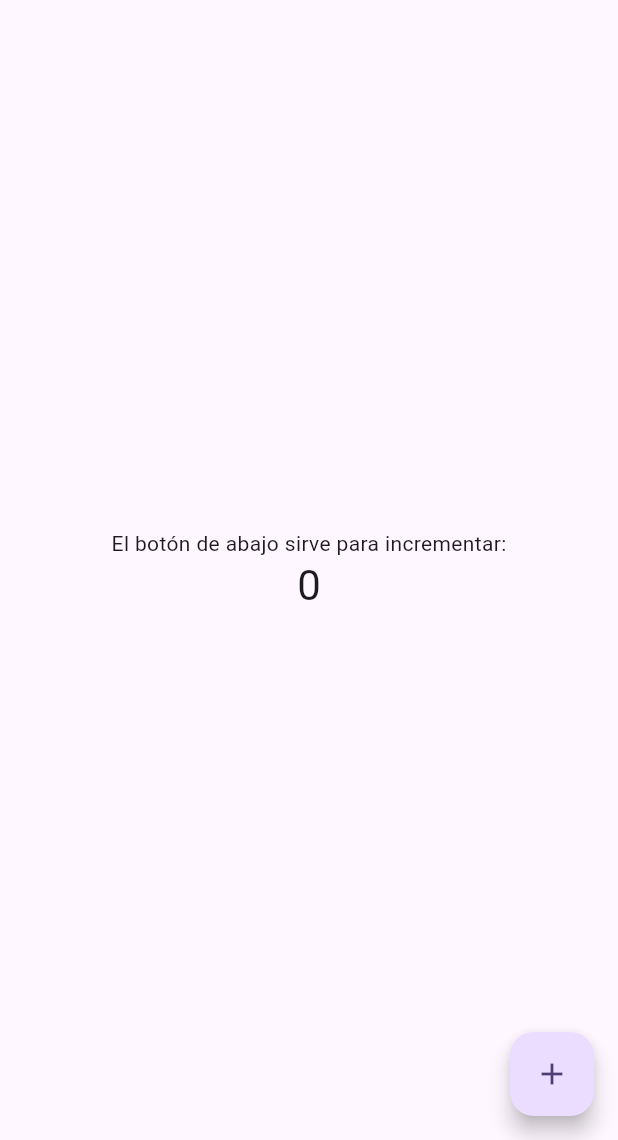
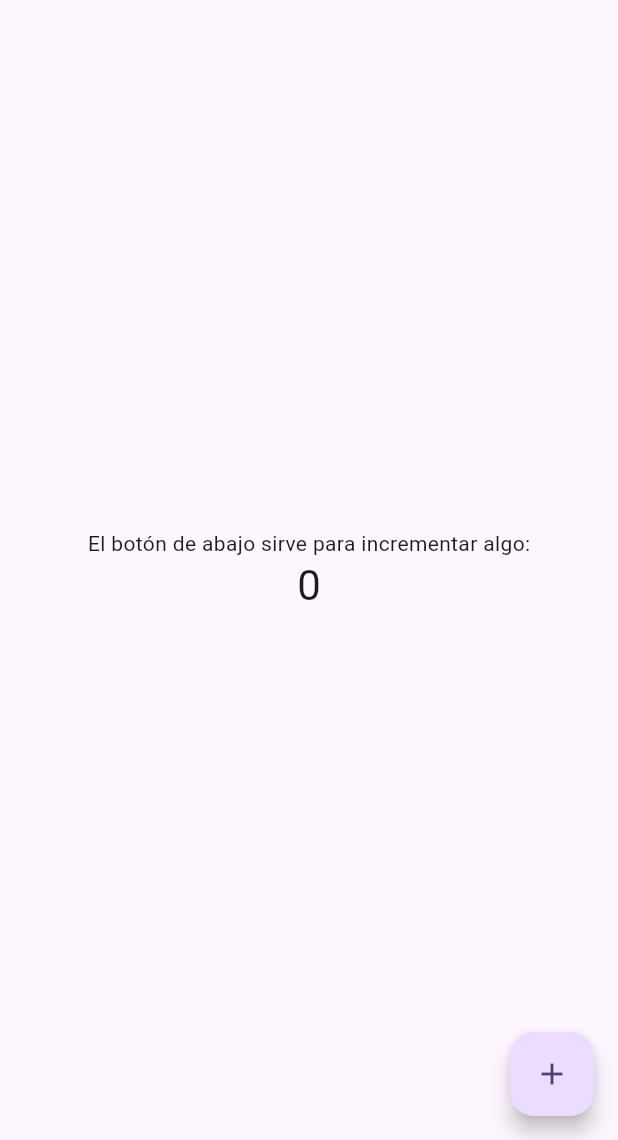
Before and after one commit to fedegonc/untitled, a Flutter app: the MyHomePage screen opened directly, on a phone screen of 412 x 824 dp, the part 96-1236 px from its top. Run offline on Flutter 3.47's test engine with Material 3 defaults, Android fonts, the phone set to English and light mode, and no system bars.

Commit message:
create app

```diff
--- a/lib/main.dart
+++ b/lib/main.dart
@@ -58,7 +58,7 @@ class _MyHomePageState extends State<MyHomePage> {
               child: Column(
                 mainAxisAlignment: MainAxisAlignment.center,
                 children: [
-                  const Text('El botón de abajo sirve para incrementar:'),
+                  const Text('El botón de abajo sirve para incrementar algo:'),
                   Text(
                     '$_counter',
                     style: Theme.of(context).textTheme.headlineMedium,
```
